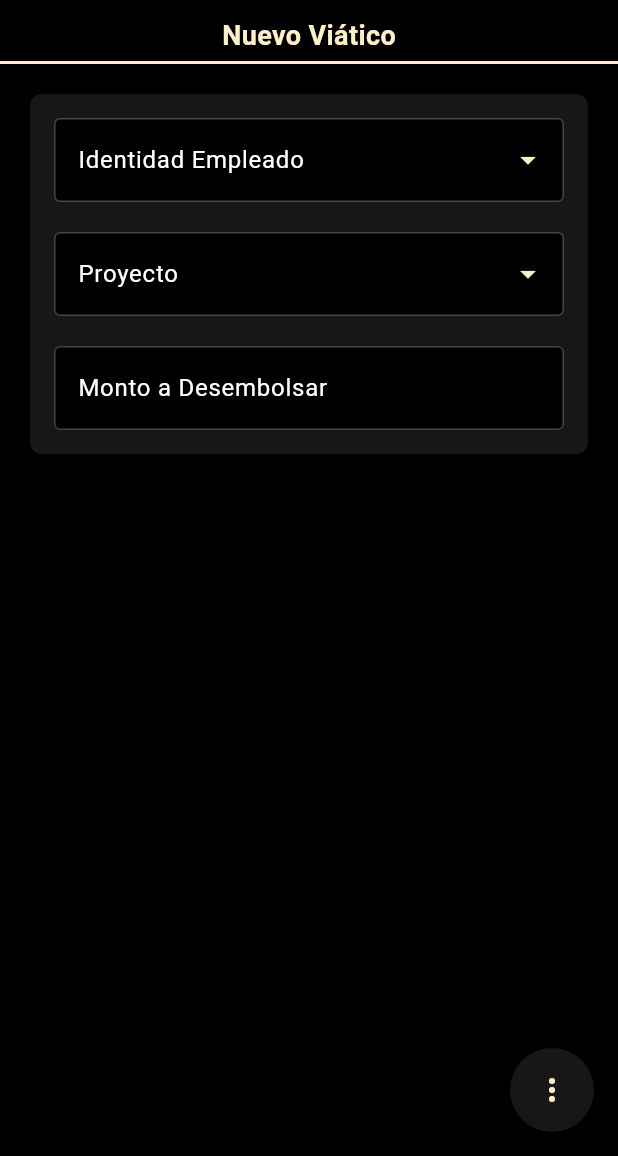
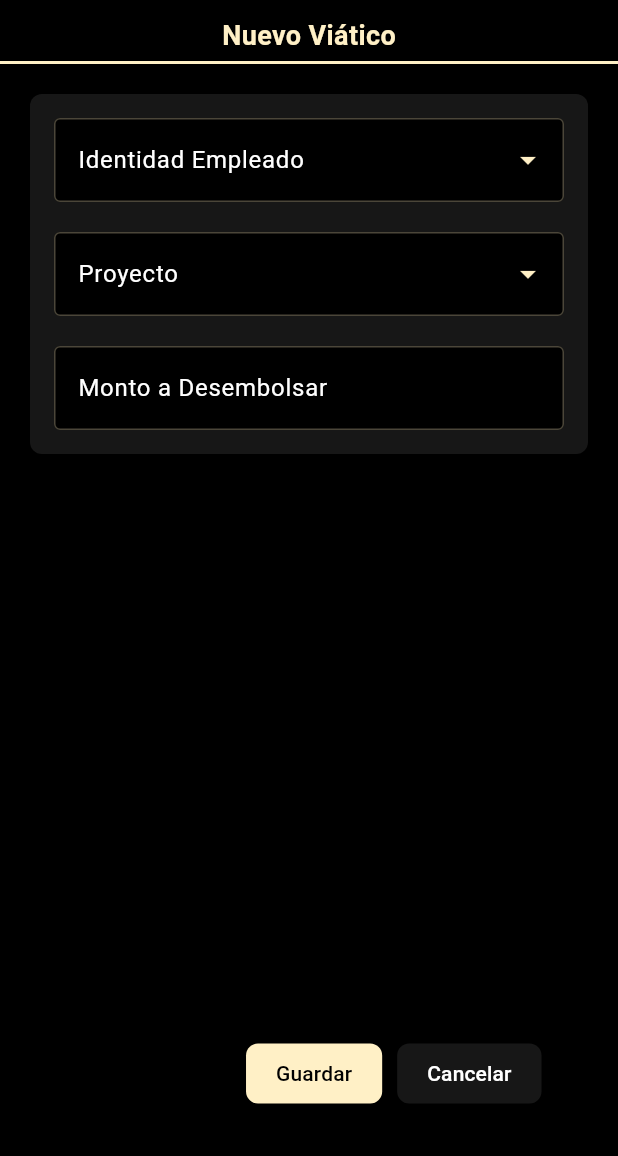
Before and after one commit to KevinMatta/app_sigesproc, a Flutter app: the NuevoViatico screen opened directly, on a phone screen of 412 x 824 dp, the part 80-1236 px from its top. Run offline on Flutter 3.47's test engine with Material 3 defaults, Android fonts, the phone set to English and light mode, and no system bars; drawn by our look-alikes of flutter_speed_dial; our stand-ins replace bloc, carousel_slider, equatable, file_picker, firebase_core, firebase_messaging and 10 more; missing offline and left inert: flutter_polyline_points, signalr_core; accounts and stored records are empty; network calls fail.

```diff
--- a/sigesproc_app/lib/screens/viaticos/nuevoviatico.dart
+++ b/sigesproc_app/lib/screens/viaticos/nuevoviatico.dart
@@ -4,7 +4,6 @@ import 'package:sigesproc_app/services/generales/empleadoservice.dart';
 import 'package:sigesproc_app/services/proyectos/proyectoservice.dart';
 import 'package:sigesproc_app/models/generales/empleadoviewmodel.dart';
 import 'package:sigesproc_app/models/proyectos/proyectoviewmodel.dart';
-import 'package:flutter_speed_dial/flutter_speed_dial.dart';
 import 'package:flutter_typeahead/flutter_typeahead.dart';
 import 'package:sigesproc_app/services/viaticos/viaticoservice.dart';
 import '../menu.dart';
@@ -221,39 +220,59 @@ class _NuevoViaticoState extends State<NuevoViatico> {
                 ),
               ),
             ),
+            Spacer(), // Añade un espacio flexible para empujar los botones hacia abajo
+            _buildBottomButtons(), // Los botones personalizados al final
           ],
         ),
       ),
-      floatingActionButton: SpeedDial(
-        icon: Icons.more_vert, // Icono inicial
-        activeIcon: Icons.close, // Icono cuando se despliega
-        backgroundColor: Color(0xFF171717), // Color de fondo
-        foregroundColor: Color(0xFFFFF0C6), // Color del icono
-        buttonSize: Size(56.0, 56.0), // Tamaño del botón principal
-        shape: CircleBorder(),
-        childrenButtonSize: Size(56.0, 56.0),
-        spaceBetweenChildren: 10.0, // Espacio entre los botones secundarios
-        overlayColor: Colors.transparent,
+    );
+  }
+
+  Widget _buildBottomButtons() {
+    return Container(
+      padding: EdgeInsets.symmetric(horizontal: 35.0, vertical: 15.0),
+      child: Row(
+        mainAxisAlignment: MainAxisAlignment.end, // Alinea los botones a la derecha
         children: [
-          SpeedDialChild(
-            child: Icon(Icons.arrow_back),
+          ElevatedButton(
+            style: ElevatedButton.styleFrom(
               backgroundColor: Color(0xFFFFF0C6),
-            foregroundColor: Color(0xFF171717),
-            shape: CircleBorder(),
-            labelBackgroundColor: Color(0xFFFFF0C6),
-            labelStyle: TextStyle(color: Color(0xFF171717)),
-            onTap: () {
+              padding: EdgeInsets.symmetric(horizontal: 20, vertical: 10), // Reduce el tamaño del padding para hacer los botones más delgados
+              shape: RoundedRectangleBorder(
+                borderRadius: BorderRadius.circular(8), // Ajusta el borde a un radio más pequeño si lo prefieres
+              ),
+            ),
+            onPressed: () {
+              _guardarViatico(); // Llamada a la función de guardar viático sin await
+            },
+
+            child: Text(
+              'Guardar',
+              style: TextStyle(
+                color: Colors.black,
+                fontSize: 14, // Reduce el tamaño del texto
+              ),
+            ),
+          ),
+          SizedBox(width: 10), // Espacio entre los botones
+          ElevatedButton(
+            style: ElevatedButton.styleFrom(
+              backgroundColor: Color(0xFF171717),
+              padding: EdgeInsets.symmetric(horizontal: 20, vertical: 10), // Reduce el tamaño del padding para hacer los botones más delgados
+              shape: RoundedRectangleBorder(
+                borderRadius: BorderRadius.circular(8), // Ajusta el borde a un radio más pequeño si lo prefieres
+              ),
+            ),
+            onPressed: () {
               Navigator.pop(context);
             },
+            child: Text(
+              'Cancelar',
+              style: TextStyle(
+                color: Colors.white,
+                fontSize: 14, // Reduce el tamaño del texto
               ),
-          SpeedDialChild(
-            child: Icon(Icons.save),
-            backgroundColor: Color(0xFFFFF0C6),
-            foregroundColor: Color(0xFF171717),
-            shape: CircleBorder(),
-            labelBackgroundColor: Color(0xFF171717),
-            labelStyle: TextStyle(color: Colors.white),
-            onTap: _guardarViatico,
+            ),
           ),
         ],
       ),
@@ -312,7 +331,6 @@ Widget _buildDropdownEmpleado() {
       ),
     );
   }
-
 
   Widget _buildDropdownProyecto() {
     return TypeAheadFormField<ProyectoViewModel>(
--- a/sigesproc_app/lib/services/apiservice.dart
+++ b/sigesproc_app/lib/services/apiservice.dart
@@ -6,7 +6,8 @@ class ApiService {
 
   // static const String apiUrl = 'http://apisigesproc.somee.com/api';
 
-  static const String apiUrl = 'http://apisuasigesproc.somee.com/api';
+  static const String apiUrl = 'http://apisigesproc.somee.com/api';
+
   // static const String apiUrl = 'https://localhost:44337/api';
 
   static const String googleApiKey = 'AIzaSyAOiZCVZgs7nw1PHRUFhEMm995sK4nlsD4';
```
Also changed, not shown: sigesproc_app/lib/screens/viaticos/agregarfactura.dart (+53 -25 lines), sigesproc_app/lib/screens/viaticos/editarviatico.dart (+47 -33 lines), sigesproc_app/lib/screens/viaticos/viaticos.dart (+57 -40 lines). Lines whose indentation alone changed are shown as unchanged.
